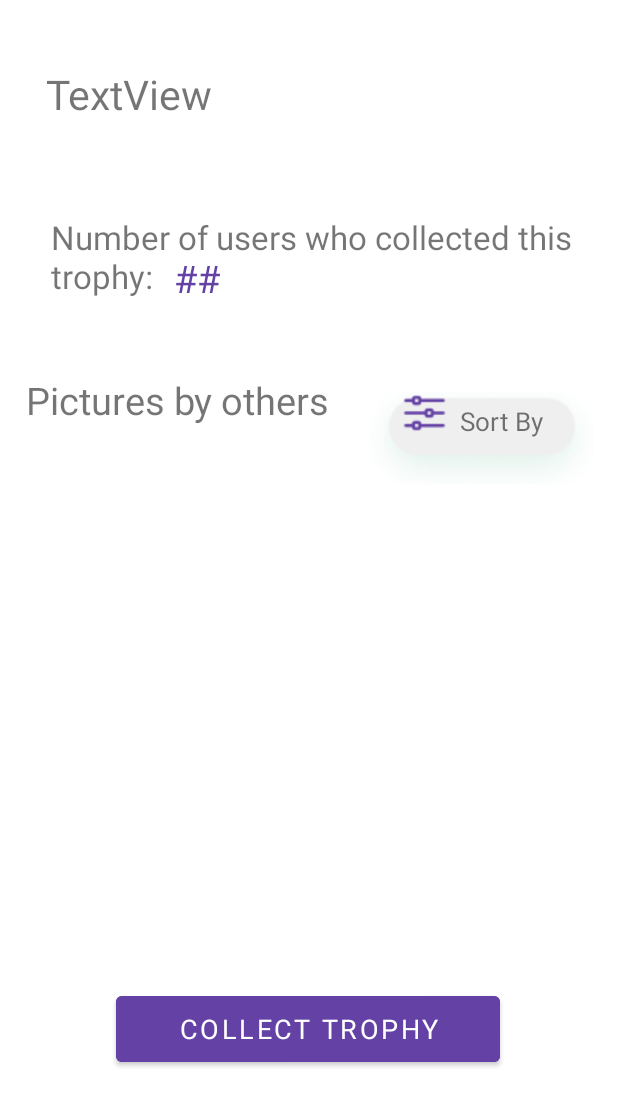
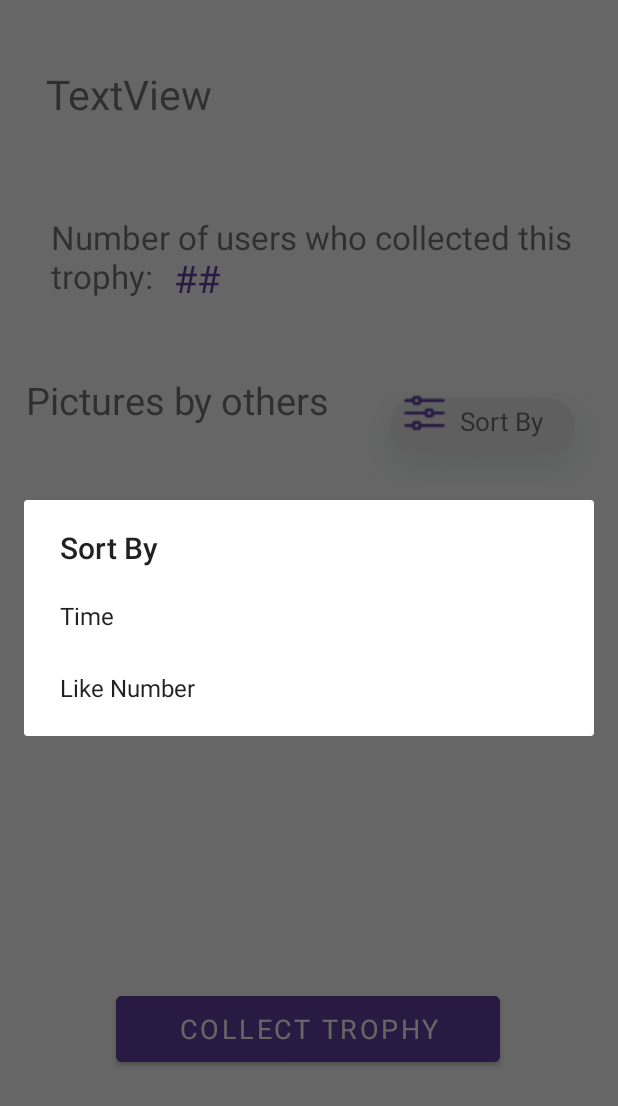
Before and after one commit to CPEN-321-World-Exploration-Action/CPEN-321-World_Exploration_Action, an Android app: the trophy_details screen opened directly, with no data from a screen before it, after a tap on an icon or button, on a phone screen of 412 x 824 dp. Shown: the top 1106 px of the screen. Run offline under Robolectric (Android 15) with nearby library versions, the phone set to English and light mode, and no system bars; pictures from the network do not load; Roboto replaces fonts that are not available here; 2 statements that could not run were skipped.

Commit message:
Implement the sortPhotos button

```diff
--- a/frontend/app/src/main/java/com/worldexplorationaction/android/ui/trophy/trophy_details.java
+++ b/frontend/app/src/main/java/com/worldexplorationaction/android/ui/trophy/trophy_details.java
@@ -1,5 +1,4 @@
 package com.worldexplorationaction.android.ui.trophy;
-
 
 import android.content.Context;
 import android.content.Intent;
@@ -11,6 +10,7 @@ import android.widget.ImageButton;
 import android.widget.ImageView;
 import android.widget.TextView;
 
+import androidx.appcompat.app.AlertDialog;
 import androidx.appcompat.app.AppCompatActivity;
 import androidx.gridlayout.widget.GridLayout;
 import androidx.lifecycle.ViewModelProvider;
@@ -32,6 +32,7 @@ public class trophy_details extends AppCompatActivity {
     TextView collectorsNumber;
     GridLayout trophyGrid;
     ImageButton sortPhotos;
+    private TrophyDetailsViewModel viewModel;
     private Trophy trophy;
     private String userId;
     private Button collectTrophyButton;
@@ -60,16 +61,13 @@ public class trophy_details extends AppCompatActivity {
 
         collectTrophyButton = findViewById(R.id.collect_trophy_button);
 
-        TrophyDetailsViewModel viewModel =
-                new ViewModelProvider(this).get(TrophyDetailsViewModel.class);
+        viewModel = new ViewModelProvider(this).get(TrophyDetailsViewModel.class);
 
         viewModel.getTrophyDetails().observe(this, this::onNewTrophy);
         viewModel.getPhotos().observe(this, this::onNewPhotos);
 
         viewModel.fetchTrophyPhotos(trophy.getId(), "random");
-        sortPhotos.setOnClickListener(v -> {
-            viewModel.fetchTrophyPhotos(trophy.getId(), "time");
-        });
+        sortPhotos.setOnClickListener(this::onSortPhotoClicked);
 
         collectTrophyButton.setOnClickListener(view -> {
             viewModel.collectTrophy(userId, trophy.getId());
@@ -77,6 +75,20 @@ public class trophy_details extends AppCompatActivity {
             startActivity(collecTrophyIntent);
         });
 
+        onNewTrophy(trophy);
+    }
+
+    private void onSortPhotoClicked(View v) {
+        new AlertDialog.Builder(this)
+                .setTitle("Sort By")
+                .setItems(new CharSequence[]{
+                        "Time",
+                        "Like Number"
+                }, (dialog, which) -> {
+                    String order = which == 0 ? "time" : "like";
+                    viewModel.fetchTrophyPhotos(trophy.getId(), order);
+                })
+                .create().show();
     }
 
     private void onNewTrophy(Trophy trophy) {
@@ -89,6 +101,7 @@ public class trophy_details extends AppCompatActivity {
     }
 
     private void onNewPhotos(List<Photo> photos) {
+        Log.i(TAG, "onNewPhotos " + photos);
         for (int i = 0; i < trophyGrid.getChildCount(); i++) {
             ImageView imageView = (ImageView) trophyGrid.getChildAt(i);
             if (i < photos.size()) {
```
